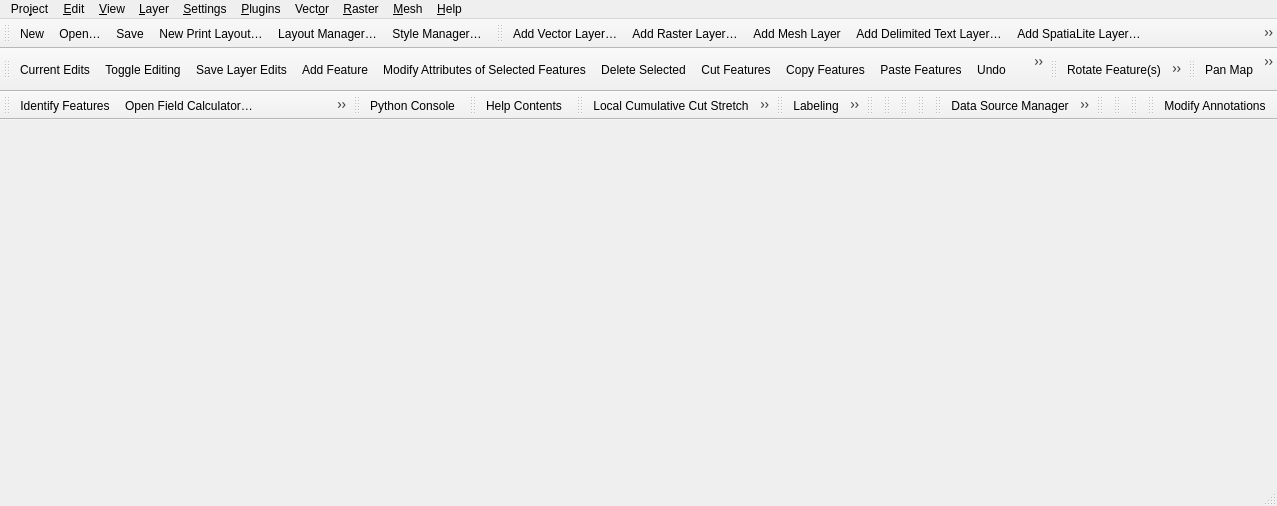
Above: src/ui/qgisapp.ui from qgis/QGIS before the change. Below: the same form after it.
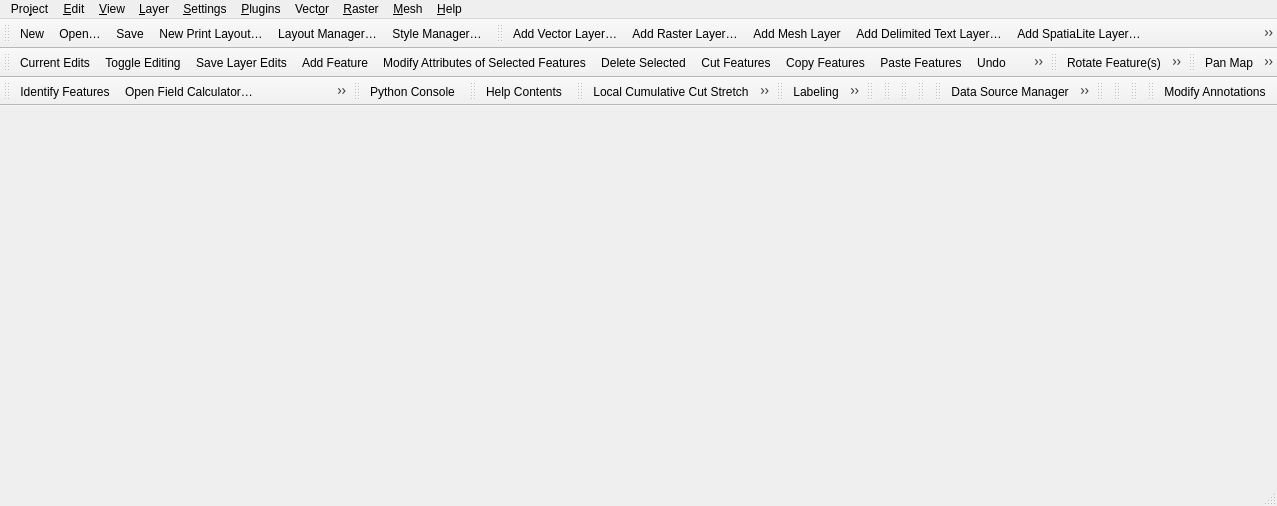
That is the form after the change. Icons and pictures are not drawn.

Commit message:
Revert "Ctrl modifier Offset Curve"
This reverts commit 0679bf3c003f1954c2f5ba2c323ecd9afc49f43e.

```diff
--- a/src/ui/qgisapp.ui
+++ b/src/ui/qgisapp.ui
@@ -2241,8 +2241,7 @@
      <normaloff>:/images/themes/default/mActionOffsetCurve.svg</normaloff>:/images/themes/default/mActionOffsetCurve.svg</iconset>
    </property>
    <property name="text">
-    <string>Offset Curve
-Holding Ctrl (Cmd) copies</string>
+    <string>Offset Curve</string>
    </property>
   </action>
   <action name="mActionCopyStyle">
```
